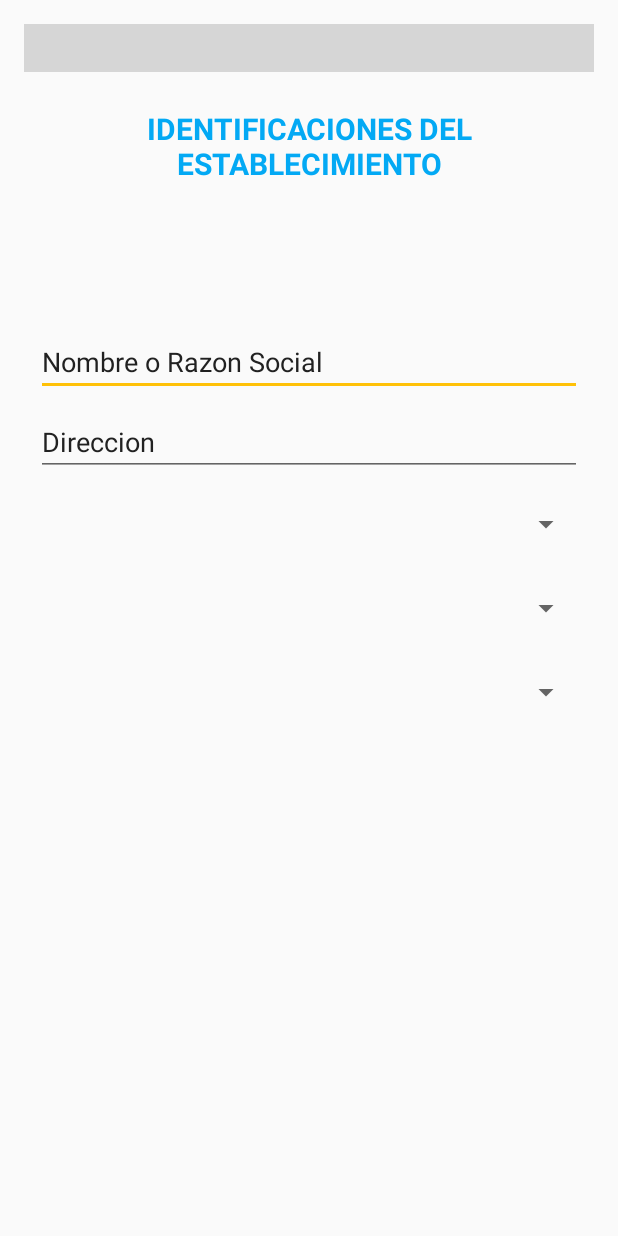
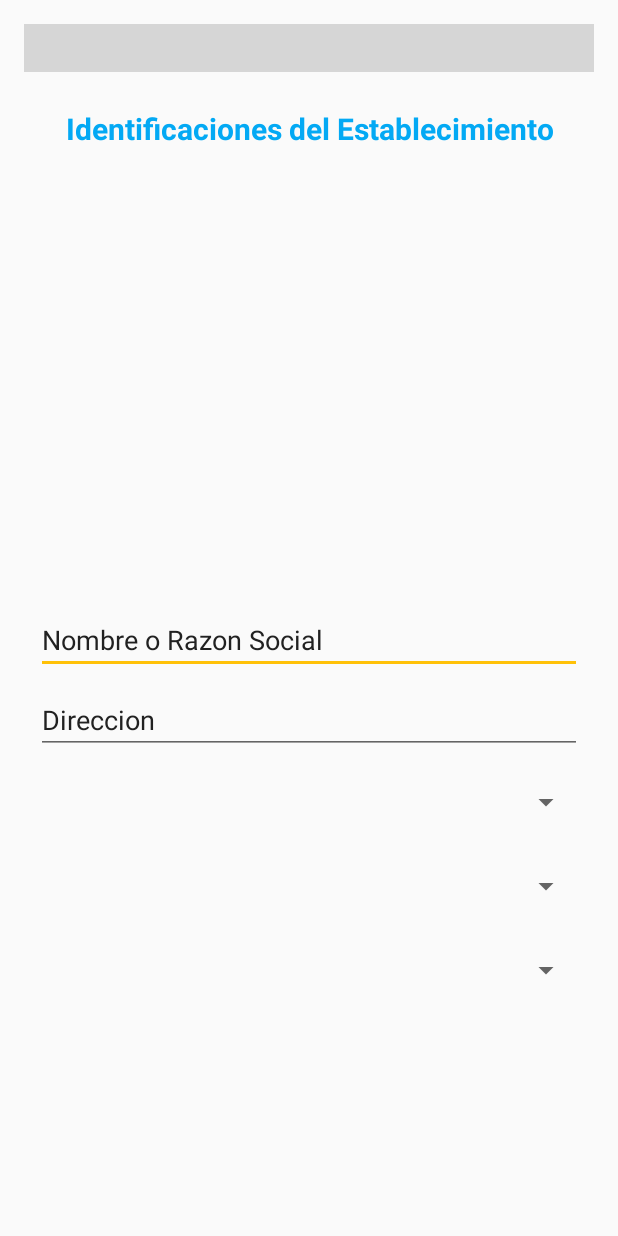
Before and after one commit to svjchrysler/HotelApp, an Android app: the screen it shows after launch (MainActivity), on a phone screen of 412 x 824 dp. Run offline under Robolectric (Android 15) with nearby library versions, the phone set to English and light mode, and no system bars; our stand-ins replace ButterKnife; libraries missing offline, so code that uses them is left out: com.badoualy.stepperindicator; plain views replace StepperIndicator; 3 statements that could not run were skipped; grey boxes are pictures that could not be loaded.

Commit message:
design portrait and landscape

```diff
--- a/app/src/main/res/layout-land/view_form_hote_one.xml
+++ b/app/src/main/res/layout-land/view_form_hote_one.xml
@@ -16,25 +16,28 @@
         android:textColorHint="@color/colorPrimaryText"
         tools:ignore="MissingConstraints"
         app:layout_constraintRight_toLeftOf="@+id/editText2"
-        android:layout_marginEnd="8dp"
+        tools:layout_constraintRight_creator="1"
         android:layout_marginStart="16dp"
-        app:layout_constraintLeft_toLeftOf="parent"
-        android:layout_marginTop="24dp"
-        app:layout_constraintTop_toBottomOf="@+id/textView"
-        app:layout_constraintHorizontal_bias="0.55" />
+        android:layout_marginEnd="16dp"
+        app:layout_constraintBaseline_toBaselineOf="@+id/editText2"
+        tools:layout_constraintBaseline_creator="1"
+        tools:layout_constraintLeft_creator="1"
+        app:layout_constraintLeft_toLeftOf="parent" />
 
     <EditText
-        android:layout_width="0dp"
+        android:layout_width="wrap_content"
         android:layout_height="wrap_content"
         android:inputType="textPersonName"
         android:textColorHint="@color/colorPrimaryText"
         android:hint="@string/main.direccion"
         android:ems="10"
         android:id="@+id/editText2"
+        tools:ignore="MissingConstraints"
+        tools:layout_constraintTop_creator="1"
+        tools:layout_constraintRight_creator="1"
         android:layout_marginEnd="24dp"
         app:layout_constraintRight_toRightOf="parent"
-        tools:ignore="MissingConstraints"
-        android:layout_marginTop="24dp"
+        android:layout_marginTop="56dp"
         app:layout_constraintTop_toBottomOf="@+id/textView" />
 
     <TextView
@@ -51,7 +54,7 @@
         app:layout_constraintRight_toRightOf="parent"
         android:layout_marginStart="16dp"
         app:layout_constraintLeft_toLeftOf="parent"
-        android:layout_marginTop="24dp"
+        android:layout_marginTop="16dp"
         app:layout_constraintTop_toTopOf="parent" />
 
     <Spinner
@@ -59,35 +62,45 @@
         android:layout_height="48dp"
         android:id="@+id/spinner2"
         tools:ignore="MissingConstraints"
-        android:layout_marginEnd="8dp"
-        app:layout_constraintRight_toRightOf="parent"
-        android:layout_marginTop="16dp"
-        app:layout_constraintTop_toBottomOf="@+id/editText2" />
+        app:layout_constraintRight_toLeftOf="@+id/editText2"
+        tools:layout_constraintTop_creator="1"
+        tools:layout_constraintRight_creator="1"
+        tools:layout_constraintBottom_creator="1"
+        app:layout_constraintBottom_toTopOf="@+id/spinner4"
+        android:layout_marginEnd="1dp"
+        android:layout_marginTop="24dp"
+        app:layout_constraintTop_toBottomOf="@+id/editText"
+        android:layout_marginBottom="24dp" />
 
     <Spinner
         android:layout_width="0dp"
         android:layout_height="48dp"
         android:id="@+id/spinner4"
+        tools:ignore="MissingConstraints"
+        tools:layout_constraintRight_creator="1"
+        tools:layout_constraintBottom_creator="1"
+        android:layout_marginStart="16dp"
+        app:layout_constraintBottom_toBottomOf="parent"
         android:layout_marginEnd="16dp"
         app:layout_constraintRight_toRightOf="parent"
-        android:layout_marginStart="16dp"
+        tools:layout_constraintLeft_creator="1"
+        android:layout_marginBottom="88dp"
         app:layout_constraintLeft_toLeftOf="parent"
-        tools:ignore="MissingConstraints"
-        android:layout_marginTop="16dp"
-        app:layout_constraintTop_toBottomOf="@+id/spinner2"
-        app:layout_constraintHorizontal_bias="0.46" />
+        app:layout_constraintHorizontal_bias="0.25" />
 
     <Spinner
-        android:layout_width="0dp"
+        android:layout_width="wrap_content"
         android:layout_height="48dp"
         android:id="@+id/spinner3"
         tools:ignore="MissingConstraints"
-        app:layout_constraintRight_toLeftOf="@+id/spinner2"
-        android:layout_marginEnd="16dp"
+        tools:layout_constraintTop_creator="1"
+        tools:layout_constraintBottom_creator="1"
+        app:layout_constraintBottom_toTopOf="@+id/spinner4"
         android:layout_marginStart="16dp"
-        app:layout_constraintLeft_toLeftOf="parent"
-        android:layout_marginTop="16dp"
+        android:layout_marginTop="24dp"
         app:layout_constraintTop_toBottomOf="@+id/editText"
-        app:layout_constraintHorizontal_bias="0.0" />
+        tools:layout_constraintLeft_creator="1"
+        android:layout_marginBottom="24dp"
+        app:layout_constraintLeft_toLeftOf="parent" />
 
 </android.support.constraint.ConstraintLayout>
--- a/app/src/main/res/layout/view_form_hote_one.xml
+++ b/app/src/main/res/layout/view_form_hote_one.xml
@@ -14,14 +14,16 @@
         android:ems="10"
         android:id="@+id/editText"
         android:textColorHint="@color/colorPrimaryText"
+        tools:ignore="MissingConstraints"
+        tools:layout_constraintRight_creator="1"
+        tools:layout_constraintBottom_creator="1"
+        app:layout_constraintBottom_toTopOf="@+id/editText2"
+        android:layout_marginStart="16dp"
         android:layout_marginEnd="16dp"
         app:layout_constraintRight_toRightOf="parent"
-        android:layout_marginStart="16dp"
-        app:layout_constraintLeft_toLeftOf="parent"
-        tools:ignore="MissingConstraints"
-        android:layout_marginTop="96dp"
-        app:layout_constraintTop_toBottomOf="@+id/textView"
-        app:layout_constraintHorizontal_bias="0.28" />
+        tools:layout_constraintLeft_creator="1"
+        android:layout_marginBottom="8dp"
+        app:layout_constraintLeft_toLeftOf="parent" />
 
     <EditText
         android:layout_width="0dp"
@@ -31,14 +33,14 @@
         android:hint="@string/main.direccion"
         android:ems="10"
         android:id="@+id/editText2"
-        android:layout_marginEnd="16dp"
-        app:layout_constraintRight_toRightOf="parent"
-        android:layout_marginStart="16dp"
-        app:layout_constraintLeft_toLeftOf="parent"
         tools:ignore="MissingConstraints"
-        android:layout_marginTop="8dp"
-        app:layout_constraintTop_toBottomOf="@+id/editText"
-        app:layout_constraintHorizontal_bias="0.53" />
+        tools:layout_constraintRight_creator="1"
+        tools:layout_constraintBottom_creator="1"
+        app:layout_constraintBottom_toTopOf="@+id/spinner3"
+        app:layout_constraintRight_toRightOf="@+id/editText"
+        tools:layout_constraintLeft_creator="1"
+        android:layout_marginBottom="8dp"
+        app:layout_constraintLeft_toLeftOf="@+id/editText" />
 
     <TextView
         android:text="@string/main.title"
@@ -50,49 +52,52 @@
         android:textColor="@color/colorPrimary"
         android:textSize="@dimen/main.titleregisterhotel"
         tools:ignore="MissingConstraints"
+        tools:layout_constraintTop_creator="1"
+        android:layout_marginTop="16dp"
+        tools:layout_constraintLeft_creator="1"
+        app:layout_constraintLeft_toLeftOf="parent"
+        app:layout_constraintTop_toTopOf="parent"
         android:layout_marginEnd="16dp"
         app:layout_constraintRight_toRightOf="parent"
-        android:layout_marginStart="16dp"
-        app:layout_constraintLeft_toLeftOf="parent"
-        android:layout_marginTop="16dp"
-        app:layout_constraintTop_toTopOf="parent" />
+        android:layout_marginStart="16dp" />
 
     <Spinner
         android:layout_width="0dp"
         android:layout_height="48dp"
         android:id="@+id/spinner2"
-        android:layout_marginStart="16dp"
-        app:layout_constraintLeft_toLeftOf="parent"
-        android:layout_marginEnd="16dp"
-        app:layout_constraintRight_toRightOf="parent"
         tools:ignore="MissingConstraints"
-        app:layout_constraintTop_toBottomOf="@+id/spinner3"
-        android:layout_marginTop="8dp"
-        app:layout_constraintHorizontal_bias="1.0" />
+        tools:layout_constraintRight_creator="1"
+        tools:layout_constraintBottom_creator="1"
+        app:layout_constraintBottom_toTopOf="@+id/spinner5"
+        app:layout_constraintRight_toRightOf="@+id/spinner3"
+        tools:layout_constraintLeft_creator="1"
+        android:layout_marginBottom="8dp"
+        app:layout_constraintLeft_toLeftOf="@+id/spinner3" />
 
     <Spinner
         android:layout_width="0dp"
         android:layout_height="48dp"
         android:id="@+id/spinner5"
-        android:layout_marginStart="16dp"
-        app:layout_constraintLeft_toLeftOf="parent"
-        android:layout_marginEnd="16dp"
-        app:layout_constraintRight_toRightOf="parent"
         tools:ignore="MissingConstraints"
-        android:layout_marginTop="8dp"
-        app:layout_constraintTop_toBottomOf="@+id/spinner2" />
+        tools:layout_constraintRight_creator="1"
+        tools:layout_constraintBottom_creator="1"
+        app:layout_constraintBottom_toBottomOf="parent"
+        app:layout_constraintRight_toRightOf="@+id/spinner2"
+        tools:layout_constraintLeft_creator="1"
+        android:layout_marginBottom="145dp"
+        app:layout_constraintLeft_toLeftOf="@+id/spinner2" />
 
     <Spinner
         android:layout_width="0dp"
         android:layout_height="48dp"
         android:id="@+id/spinner3"
-        android:layout_marginStart="16dp"
-        app:layout_constraintLeft_toLeftOf="parent"
-        android:layout_marginEnd="16dp"
-        app:layout_constraintRight_toRightOf="parent"
         tools:ignore="MissingConstraints"
-        app:layout_constraintTop_toBottomOf="@+id/editText2"
-        android:layout_marginTop="8dp"
-        app:layout_constraintHorizontal_bias="0.59" />
+        tools:layout_constraintRight_creator="1"
+        tools:layout_constraintBottom_creator="1"
+        app:layout_constraintBottom_toTopOf="@+id/spinner2"
+        app:layout_constraintRight_toRightOf="@+id/editText2"
+        tools:layout_constraintLeft_creator="1"
+        android:layout_marginBottom="8dp"
+        app:layout_constraintLeft_toLeftOf="@+id/editText2" />
 
 </android.support.constraint.ConstraintLayout>
--- a/app/src/main/res/values/strings.xml
+++ b/app/src/main/res/values/strings.xml
@@ -4,7 +4,7 @@
     <string name="two">Dos</string>
     <string name="three">Tres</string>
 
-    <string name="main.title">IDENTIFICACIONES DEL ESTABLECIMIENTO</string>
+    <string name="main.title">Identificaciones del Establecimiento</string>
     <string name="main.razonsocial">Nombre o Razon Social</string>
     <string name="main.direccion">Direccion</string>
 
```
